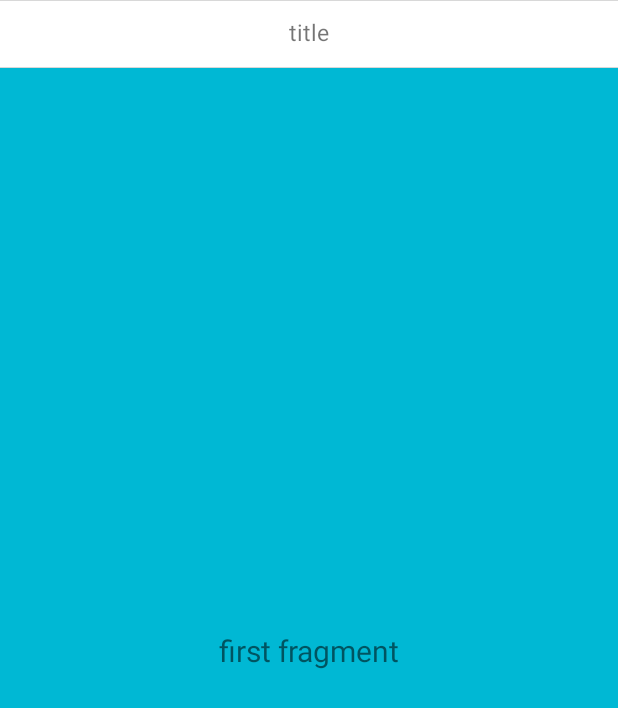
After one commit to mcauto/Android-seed-project, an Android app: the layout fragment_sample.xml on its own in the app's theme, with its tools: preview values and no code run, on a phone screen of 412 x 824 dp. The commit adds this screen. Shown: the top 708 px of the screen. Run offline under Robolectric (Android 15) with nearby library versions, the phone set to English and light mode, and no system bars.

Commit message:
Fragment, Custom ActionBar

```diff
--- a/app/src/main/java/com/gofd/mcauto/android_seed_project/MainActivity.java
+++ b/app/src/main/java/com/gofd/mcauto/android_seed_project/MainActivity.java
@@ -40,7 +40,7 @@ public class MainActivity extends AppCompatActivity {
         initNavigationBar();
     }
     private void initPages() {
-        viewPagerAdapter.addFragment(new Fragment());
+        viewPagerAdapter.addFragment(SampleFragment.newInstance());
         viewPagerAdapter.addFragment(new Fragment());
     }
     private void initNavigationBar(){
--- /dev/null
+++ b/app/src/main/java/com/gofd/mcauto/android_seed_project/SampleFragment.java
@@ -0,0 +1,55 @@
+package com.gofd.mcauto.android_seed_project;
+
+
+import android.content.Intent;
+import android.graphics.Color;
+import android.graphics.drawable.Drawable;
+import android.os.Build;
+import android.os.Bundle;
+import android.support.annotation.Nullable;
+import android.support.v4.app.Fragment;
+import android.support.v7.app.AppCompatActivity;
+import android.support.v7.widget.Toolbar;
+import android.view.LayoutInflater;
+import android.view.View;
+import android.view.ViewGroup;
+import android.widget.TextView;
+
+import com.mikepenz.iconics.IconicsDrawable;
+import com.mikepenz.ionicons_typeface_library.Ionicons;
+
+
+/**
+ * Created by mcauto on 2017-09-03.
+ */
+
+public class SampleFragment extends Fragment{
+    public SampleFragment(){
+
+    }
+    public static SampleFragment newInstance(){
+        return new SampleFragment();
+    }
+
+    @Nullable
+    @Override
+    public View onCreateView(LayoutInflater inflater, @Nullable ViewGroup container, @Nullable Bundle savedInstanceState) {
+        View view = inflater.inflate(R.layout.fragment_sample,container,false);
+        initToolbar(view);
+        return view;
+    }
+    private void initToolbar(View view){
+        if (Build.VERSION.SDK_INT >= 21) {
+            // 21 버전 이상일 때
+            getActivity().getWindow().setStatusBarColor(Color.BLACK);
+        }
+        Toolbar toolbar = view.findViewById(R.id.toolbar);
+        toolbar.setTitle("");
+
+        ((AppCompatActivity) getActivity()).setSupportActionBar(toolbar);
+
+        TextView title = toolbar.findViewById(R.id.title);
+        title.setText("main");
+    }
+
+}
--- /dev/null
+++ b/app/src/main/res/drawable/xml_border.xml
@@ -0,0 +1,13 @@
+<?xml version="1.0" encoding="utf-8"?>
+<layer-list xmlns:android="http://schemas.android.com/apk/res/android">
+    <item>
+        <shape android:shape="rectangle">
+            <solid android:color="@color/prev_color"/>
+        </shape>
+    </item>
+    <item android:top="0.7dp" android:bottom="0.7dp">
+        <shape android:shape="rectangle">
+            <solid android:color="#ffffff" />
+        </shape>
+    </item>
+</layer-list>
--- /dev/null
+++ b/app/src/main/res/layout/fragment_sample.xml
@@ -0,0 +1,19 @@
+<?xml version="1.0" encoding="utf-8"?>
+<LinearLayout xmlns:android="http://schemas.android.com/apk/res/android"
+    android:layout_width="match_parent"
+    android:layout_height="match_parent"
+    android:background="@color/tab_active"
+    android:orientation="vertical">
+
+    <include
+        android:id="@+id/toolbar"
+        layout="@layout/toolbar" />
+
+    <TextView
+        android:layout_width="match_parent"
+        android:layout_height="match_parent"
+        android:gravity="center"
+
+        android:text="first fragment"
+        android:textSize="20dp" />
+</LinearLayout>
--- /dev/null
+++ b/app/src/main/res/layout/toolbar.xml
@@ -0,0 +1,17 @@
+<?xml version="1.0" encoding="utf-8"?>
+<android.support.v7.widget.Toolbar
+    xmlns:android="http://schemas.android.com/apk/res/android"
+    android:layout_width="match_parent"
+    android:layout_height="45dp"
+    android:background="@drawable/xml_border"
+    android:theme="@style/CustomTheme">
+    <TextView
+        android:id="@+id/title"
+        android:layout_width="wrap_content"
+        android:layout_height="match_parent"
+        android:layout_gravity="center"
+        android:gravity="center"
+        android:text="title"
+        android:textSize="15sp"/>
+
+</android.support.v7.widget.Toolbar>
--- a/app/src/main/res/values/styles.xml
+++ b/app/src/main/res/values/styles.xml
@@ -7,4 +7,8 @@
         <item name="android:includeFontPadding">false</item>
         <item name="android:windowContentOverlay">@null</item>
     </style>
+    <style name="CustomTheme" parent="Theme.AppCompat.Light">
+        <item name="contentInsetStart">0dp</item>
+        <item name="contentInsetEnd">0dp</item>
+    </style>
 </resources>
```
Also changed, not shown: 2 other files.
